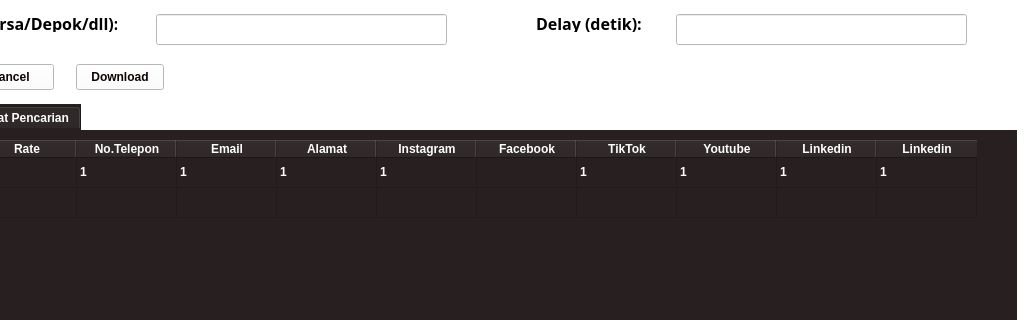
Qt form form.ui (RP-Guruh/lead_generator_py_qt) before a commit; both pictures show x 164 to 1200 and y 245 to 565 of the 1200 by 670 pixel window.
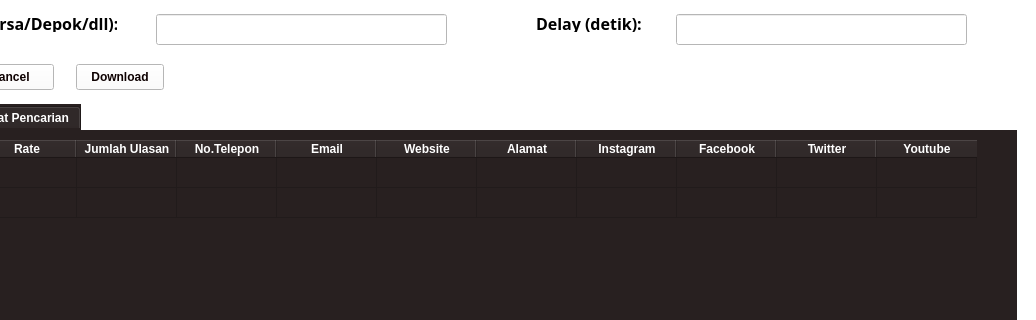
The same form after that commit. Icons and pictures are not drawn.

```diff
--- a/form.ui
+++ b/form.ui
@@ -317,6 +317,11 @@
         <string>Rate</string>
        </property>
       </column>
+      <column>
+       <property name="text">
+        <string>Jumlah Ulasan</string>
+       </property>
+      </column>
       <column>
        <property name="text">
         <string>No.Telepon</string>
@@ -327,6 +332,11 @@
         <string>Email</string>
        </property>
       </column>
+      <column>
+       <property name="text">
+        <string>Website</string>
+       </property>
+      </column>
       <column>
        <property name="text">
         <string>Alamat</string>
@@ -344,7 +354,7 @@
       </column>
       <column>
        <property name="text">
-        <string>TikTok</string>
+        <string>Twitter</string>
        </property>
       </column>
       <column>
@@ -352,16 +362,6 @@
         <string>Youtube</string>
        </property>
       </column>
-      <column>
-       <property name="text">
-        <string>Linkedin</string>
-       </property>
-      </column>
-      <column>
-       <property name="text">
-        <string>Linkedin</string>
-       </property>
-      </column>
       <item row="0" column="0">
        <property name="text">
         <string>Hotel Indonesia</string>
@@ -372,51 +372,6 @@
         <string>1</string>
        </property>
       </item>
-      <item row="0" column="2">
-       <property name="text">
-        <string>1</string>
-       </property>
-      </item>
-      <item row="0" column="3">
-       <property name="text">
-        <string>1</string>
-       </property>
-      </item>
-      <item row="0" column="4">
-       <property name="text">
-        <string>1</string>
-       </property>
-      </item>
-      <item row="0" column="5">
-       <property name="text">
-        <string>1</string>
-       </property>
-      </item>
-      <item row="0" column="6">
-       <property name="text">
-        <string/>
-       </property>
-      </item>
-      <item row="0" column="7">
-       <property name="text">
-        <string>1</string>
-       </property>
-      </item>
-      <item row="0" column="8">
-       <property name="text">
-        <string>1</string>
-       </property>
-      </item>
-      <item row="0" column="9">
-       <property name="text">
-        <string>1</string>
-       </property>
-      </item>
-      <item row="0" column="10">
-       <property name="text">
-        <string>1</string>
-       </property>
-      </item>
       <item row="1" column="0">
        <property name="text">
         <string/>
```
Left out of the diff: 2 changed lines with no effect on the pictures.
